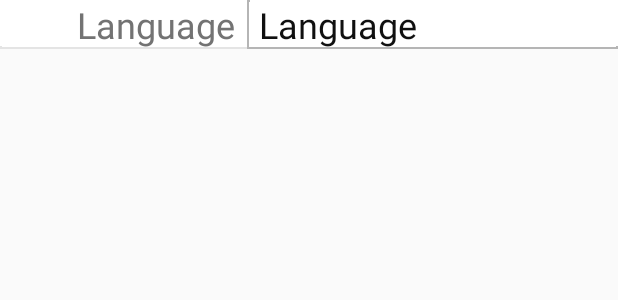
After one commit to Mng721/PokemonAndroidApp, an Android app: the layout ability_language.xml on its own in the app's theme, with its tools: preview values and no code run, on a phone screen of 412 x 824 dp. The commit adds this screen. Shown: the top 300 px of the screen. Run offline under Robolectric (Android 15) with nearby library versions, the phone set to English and light mode, and no system bars.

Commit message:
Update 22/11/2023 #2

```diff
--- /dev/null
+++ b/app/src/main/res/drawable/border_left_bottom.xml
@@ -0,0 +1,22 @@
+<?xml version="1.0" encoding="utf-8"?>
+<layer-list xmlns:android="http://schemas.android.com/apk/res/android">
+    <item>
+        <shape android:shape="rectangle">
+            <stroke
+                android:width="1dp"
+                android:color="#B5B5B5" />
+            <solid android:color="@color/white" />
+        </shape>
+    </item>
+
+    <item
+        android:left="2dp"
+        android:bottom="2dp">
+        <shape android:shape="rectangle">
+            <stroke
+                android:width="2dp"
+                android:color="@color/white" />
+        </shape>
+    </item>
+
+</layer-list>
--- /dev/null
+++ b/app/src/main/res/layout/ability_language.xml
@@ -0,0 +1,37 @@
+<?xml version="1.0" encoding="utf-8"?>
+<LinearLayout xmlns:android="http://schemas.android.com/apk/res/android"
+    android:layout_width="match_parent"
+    android:layout_height="match_parent">
+    <TableLayout
+        android:layout_width="match_parent"
+        android:layout_height="wrap_content"
+        android:background="@drawable/border_bottom">
+        <TableRow
+            android:layout_height="wrap_content"
+            android:layout_width="0dp">
+            <TextView
+                android:id="@+id/tv_nation"
+                android:layout_width="0dp"
+                android:layout_height="wrap_content"
+                android:textColor="@color/pokemon_attr_text"
+                android:layout_weight="2"
+                android:layout_column="0"
+                android:text="Language"
+                android:textSize="@dimen/text_size_content"
+                android:gravity="right"
+                android:paddingRight="8dp"/>
+            <TextView
+                android:id="@+id/tv_nation_name"
+                android:layout_width="0dp"
+                android:layout_height="wrap_content"
+                android:textColor="@color/content_text_color"
+                android:layout_weight="3"
+                android:layout_column="0"
+                android:text="Language"
+                android:textSize="@dimen/text_size_content"
+                android:background="@drawable/border_left_bottom"
+                android:paddingStart="8dp"
+                android:gravity="start"/>
+        </TableRow>
+    </TableLayout>
+</LinearLayout>
```
Also changed, not shown: app/src/main/java/com/example/mypokemonapplication/AllPokemonsActivity.java (+8 -18 lines), app/src/main/java/com/example/mypokemonapplication/repository/AllPokemonsRepository.java (added, +45 -0 lines), app/src/main/java/com/example/mypokemonapplication/view/AbilityDetailActivity.java (+20 -2 lines), app/src/main/java/com/example/mypokemonapplication/viewmodels/AllPokemonViewModel.java (added, +22 -0 lines).
